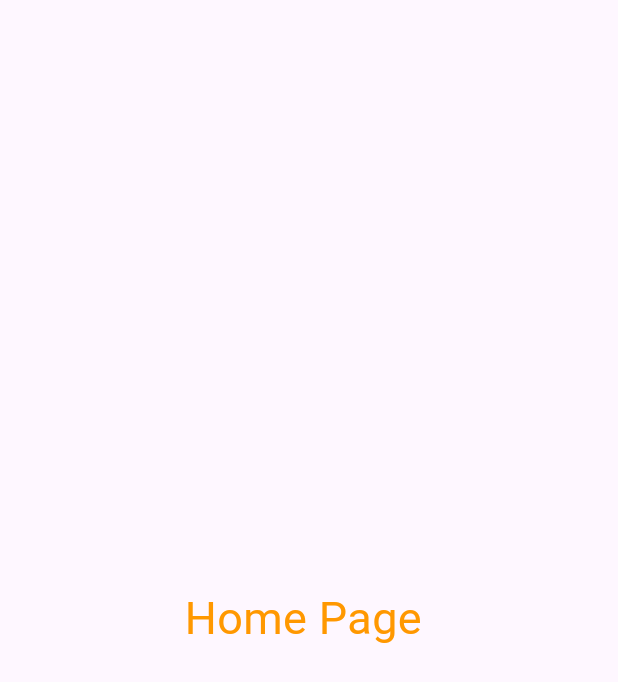
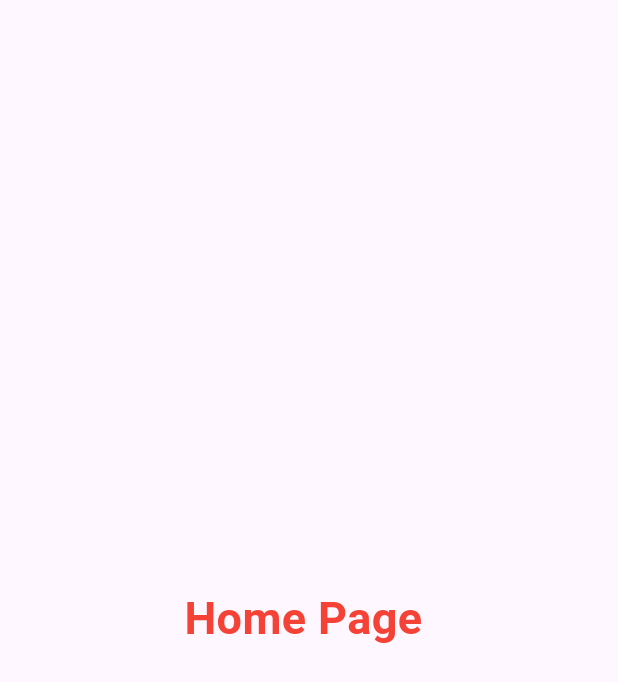
Before and after one commit to SonuDright/grocery, a Flutter app: the screen it shows after launch, on a phone screen of 412 x 824 dp. Shown: the top 682 px of the screen. Run offline on Flutter 3.47's test engine with Material 3 defaults, Android fonts, the phone set to English and light mode, and no system bars.

Commit message:
i changed color red, and text bolt

```diff
--- a/lib/home_page.dart
+++ b/lib/home_page.dart
@@ -15,7 +15,7 @@ class _HomePageState extends State<HomePage> {
         mainAxisAlignment: MainAxisAlignment.center,
         crossAxisAlignment: CrossAxisAlignment.center,
         children: [
-        Center(child: Text("Home Page " ,style: TextStyle(color: Colors.orange,fontSize: 30),)),
+        Center(child: Text("Home Page " ,style: TextStyle(color: Colors.red,fontSize: 30,fontWeight: FontWeight.bold ),)),
       ],),)
     );
   }
```
